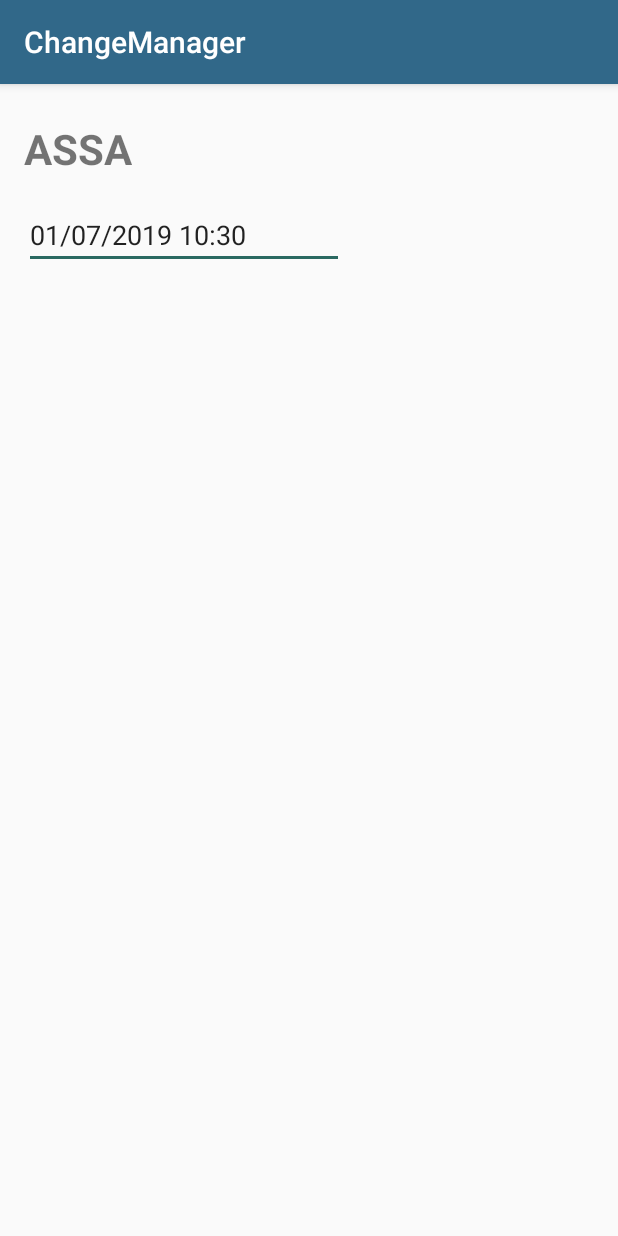
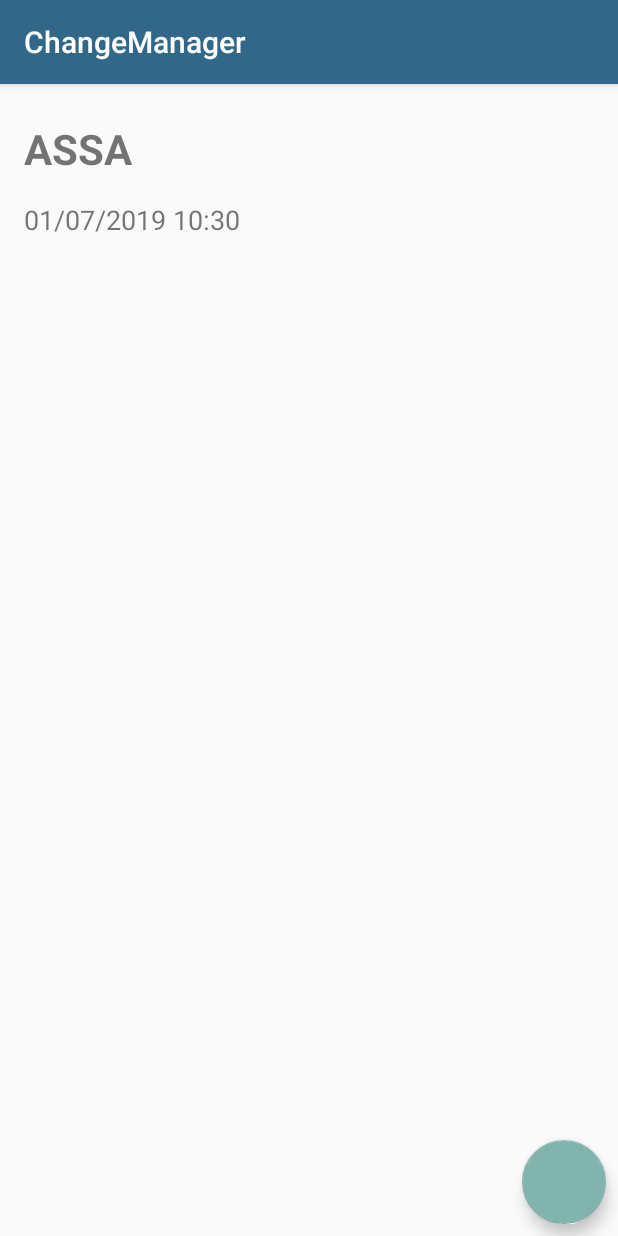
Before and after one commit to RogachevMD/ChangeManager, an Android app: the screen it shows after launch (MainActivity), on a phone screen of 412 x 824 dp. Run offline under Robolectric (Android 15) with nearby library versions, the phone set to English and light mode, and no system bars.

Commit message:
v.01.07.01

```diff
--- /dev/null
+++ b/app/src/main/java/com/topstrejiok/changemanager/Libs/Group.java
@@ -0,0 +1,88 @@
+package com.topstrejiok.changemanager.Libs;
+
+
+import android.util.Log;
+
+import java.util.ArrayList;
+import java.util.List;
+
+public class Group {
+    public static ArrayList<Person> People = new ArrayList<>();
+    public static ArrayList<OwnSingle> Owns = new ArrayList<>();
+
+    public static void Calculate()
+    {
+        double don = 0;
+        double ord = 0;
+        for (Person p: People)
+        {
+            don +=  p.GetDonated();
+            ord += p.GetOrderedOn();
+        }
+        if (don> ord)
+        {
+            People.add(new Person(People.get(People.size() - 1).ID + 1, "Change", don - ord, 0));
+        }
+        else if (don<ord)
+        {
+            People.add(new Person(People.get(People.size() - 1).ID + 1, "Need", 0, ord - don));
+        }
+
+        if (! CheckDone())
+        {
+            for (Person p: People)
+            {
+                CalculateSingleFor(p);
+            }
+        }
+    }
+
+    public static void OutOwns()
+    {
+        for (OwnSingle o : Owns)
+        {
+            Log.i("kek",o.from.Name + " -> " + o.to.Name + " " + o.money);
+        }
+    }
+
+    public static boolean CheckDone()
+    {
+        boolean flag = true;
+        for(Person p: People)
+        {
+            if (p.GetBalance() < 0)
+                flag = false;
+        }
+
+        return flag;
+    }
+
+    public static void CalculateSingleFor(Person p)
+    {
+        if (p.GetBalance() < 0)
+        {
+            for (Person other : GetOther(p))
+            {
+                OwnSingle os = OwnBuilder.TryCreate(p, other);
+                if (os != null)
+                {
+                    Owns.add(os);
+                }
+            }
+
+        }
+    }
+
+    public static List<Person> GetOther(Person p)
+    {
+        ArrayList<Person> Res = new ArrayList<>();
+        for (Person per: People)
+        {
+            if (per.ID != p.ID)
+            {
+                Res.add(per);
+            }
+        }
+        return Res;
+    }
+}
--- /dev/null
+++ b/app/src/main/java/com/topstrejiok/changemanager/Libs/MoneyCalculator.java
@@ -0,0 +1,6 @@
+package com.topstrejiok.changemanager.Libs;
+
+public class MoneyCalculator {
+
+
+}
--- /dev/null
+++ b/app/src/main/java/com/topstrejiok/changemanager/Libs/OwnBuilder.java
@@ -0,0 +1,41 @@
+package com.topstrejiok.changemanager.Libs;
+
+public class OwnBuilder {
+
+    public static OwnSingle TryCreate(Person from, Person to)
+    {
+        if (from.GetBalance() == 0 || to.GetBalance() == 0)
+        {
+            return null;
+        }
+
+        double money = 0;
+        if (from.GetBalance() > 0 && to.GetBalance() < 0)
+        {
+            Person buf = from;
+            from = to;
+            to = buf;
+        }
+
+        if (from.GetBalance() < 0 && to.GetBalance() > 0)
+        {
+            if (Math.abs(from.GetBalance()) < to.GetBalance())
+            {
+                money = Math.abs(from.GetBalance());
+                from.SetBalance(from.GetBalance() + money) ;
+                to.SetBalance(to.GetBalance() - money) ;
+            }
+            else
+            {
+                money = to.GetBalance();
+                from.SetBalance(from.GetBalance() + money) ;
+                to.SetBalance(to.GetBalance() - money);
+            }
+            return new OwnSingle(from, to, money);
+        }
+        else
+        {
+            return null;
+        }
+    }
+}
--- /dev/null
+++ b/app/src/main/java/com/topstrejiok/changemanager/Libs/OwnSingle.java
@@ -0,0 +1,13 @@
+package com.topstrejiok.changemanager.Libs;
+
+public class OwnSingle {
+    public Person from, to;
+    public double money;
+
+    public OwnSingle(Person from, Person to, double money)
+    {
+        this.from = from;
+        this.to = to;
+        this.money = money;
+    }
+}
--- /dev/null
+++ b/app/src/main/java/com/topstrejiok/changemanager/Libs/Person.java
@@ -0,0 +1,49 @@
+package com.topstrejiok.changemanager.Libs;
+
+public class Person {
+    public int ID;
+    public String Name;
+
+    private double donated, orderedOn, balance;
+
+    public void SetDonated(double value)
+    {
+        balance = donated - orderedOn;
+        donated = value;
+    }
+
+    public double GetDonated()
+    {
+        return donated;
+    }
+
+    public void SetOrderedOn(double value)
+    {
+        balance = donated - orderedOn;
+        orderedOn = value;
+    }
+
+    public double GetOrderedOn()
+    {
+        return orderedOn;
+    }
+
+    public double GetBalance()
+    {
+        return balance;
+    }
+
+    public void SetBalance(double value)
+    {
+        balance = value;
+    }
+
+    public Person(int ID, String Name,double orderedOn,double donated)
+    {
+        this.ID = ID;
+        this.Name = Name;
+        this.orderedOn = orderedOn;
+        this.donated = donated;
+        balance = donated - orderedOn;
+    }
+}
--- a/app/src/main/java/com/topstrejiok/changemanager/MainActivity.java
+++ b/app/src/main/java/com/topstrejiok/changemanager/MainActivity.java
@@ -1,10 +1,17 @@
 package com.topstrejiok.changemanager;
 
+import android.content.DialogInterface;
 import android.os.Bundle;
+import android.support.design.widget.FloatingActionButton;
+import android.support.v7.app.AlertDialog;
 import android.support.v7.app.AppCompatActivity;
 import android.support.v7.widget.LinearLayoutManager;
 import android.support.v7.widget.RecyclerView;
+import android.view.View;
+import android.widget.TextView;
 
+import com.topstrejiok.changemanager.Libs.Group;
+import com.topstrejiok.changemanager.Libs.Person;
 import com.topstrejiok.changemanager.adapter.SessionAdapter;
 import com.topstrejiok.changemanager.model.SessionListItem;
 
@@ -15,13 +22,51 @@ public class MainActivity extends AppCompatActivity {
     private RecyclerView SessionRecyclerView;
     private SessionAdapter sessionAdapter;
 
+    private FloatingActionButton addSessionButton;
+
     private ArrayList<SessionListItem> data;
     @Override
     protected void onCreate(Bundle savedInstanceState) {
         super.onCreate(savedInstanceState);
         setContentView(R.layout.activity_main);
         initRecyclerView();
+
+        Group.People.add(new Person(1, "oleg", 450, 700));
+        Group.People.add(new Person(2, "artem", 300, 0));
+        Group.People.add(new Person(3, "hleb", 200, 250));
+        //Group.People.Add(new Person(4, "kek", 1000, 0));
+        Group.Calculate();
+        Group.OutOwns();
+        Init();
     }
+
+    private void Init()
+    {
+        addSessionButton = findViewById(R.id.AddSession);
+        addSessionButton.setOnClickListener(new View.OnClickListener() {
+            @Override
+            public void onClick(View v) {
+                AlertDialog.Builder builder = new AlertDialog.Builder(MainActivity.this);
+                builder.setTitle("kek");
+                final View view = getLayoutInflater().inflate(R.layout.alert_item_session,null);
+
+                builder.setNegativeButton("OK", new DialogInterface.OnClickListener() {
+                    @Override
+                    public void onClick(DialogInterface dialog, int which) {
+                        dialog.cancel();
+                        data.add(  new SessionListItem(((TextView)view.findViewById(R.id.AlertName)).getText().toString() ,System.currentTimeMillis()) );
+                    }
+                });
+                builder.setView(view);
+                AlertDialog alert = builder.create();
+
+                alert.show();
+            }
+        });
+
+    }
+
+
     private void initRecyclerView(){
         SessionRecyclerView = findViewById(R.id.SessionView);
         SessionRecyclerView.setHasFixedSize(true);
--- a/app/src/main/res/layout/activity_main.xml
+++ b/app/src/main/res/layout/activity_main.xml
@@ -6,12 +6,28 @@
     android:layout_height="match_parent"
     tools:context=".MainActivity">
 
+    <android.support.design.widget.FloatingActionButton
+        android:id="@+id/AddSession"
+        android:layout_width="wrap_content"
+        android:layout_height="wrap_content"
+        android:layout_marginEnd="8dp"
+        android:layout_marginRight="8dp"
+        android:layout_marginBottom="8dp"
+        android:clickable="true"
+        app:layout_constraintBottom_toBottomOf="parent"
+        app:layout_constraintEnd_toEndOf="parent"
+        app:srcCompat="@color/colorAccent"
+        android:focusable="true" />
+
     <android.support.v7.widget.RecyclerView
         android:id="@+id/SessionView"
         android:layout_width="0dp"
         android:layout_height="0dp"
         app:layout_constraintBottom_toBottomOf="parent"
         app:layout_constraintEnd_toEndOf="parent"
+        app:layout_constraintHorizontal_bias="0.0"
         app:layout_constraintStart_toStartOf="parent"
-        app:layout_constraintTop_toTopOf="parent" />
+        app:layout_constraintTop_toTopOf="parent"
+        app:layout_constraintVertical_bias="0.0" />
+
 </android.support.constraint.ConstraintLayout>
--- a/app/src/main/res/layout/item_session_list.xml
+++ b/app/src/main/res/layout/item_session_list.xml
@@ -20,7 +20,7 @@
         app:layout_constraintStart_toStartOf="parent"
         app:layout_constraintTop_toTopOf="parent" />
 
-    <EditText
+    <TextView
         android:id="@+id/dateTime"
         android:layout_width="wrap_content"
         android:layout_height="wrap_content"
@@ -28,7 +28,11 @@
         android:layout_marginLeft="16dp"
         android:layout_marginTop="16dp"
         android:layout_marginBottom="24dp"
+        android:clickable="false"
+        android:editable="false"
         android:ems="10"
+        android:focusable="false"
+        android:focusableInTouchMode="false"
         android:inputType="time"
         android:maxLines="1"
         android:text="Date Time"
--- a/app/src/main/res/values/colors.xml
+++ b/app/src/main/res/values/colors.xml
@@ -2,6 +2,6 @@
 <resources>
     <color name="colorPrimary">#316889</color>
     <color name="colorPrimaryDark">#334870</color>
-    <color name="colorAccent">#2A6961</color>
+    <color name="colorAccent">#82B4AE</color>
     <color name="colorButtonNormal">#A87A43</color>
 </resources>
```
Also changed, not shown: app/src/main/res/layout/alert_item_session.xml (added, +25 -0 lines).
